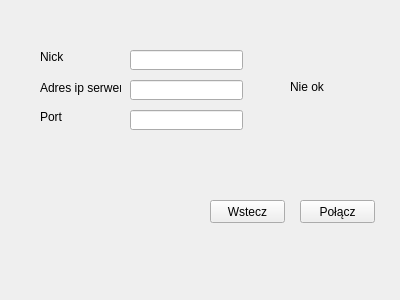
Qt form Projects/client/client_app/connectwindow.ui (Elektronika2015/Tanks) before a commit.
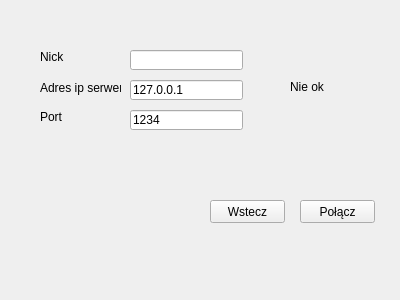
The same form after that commit.

Diff of the .ui file:
```diff
--- a/Projects/client/client_app/connectwindow.ui
+++ b/Projects/client/client_app/connectwindow.ui
@@ -84,6 +84,9 @@
      <height>20</height>
     </rect>
    </property>
+   <property name="text">
+    <string>127.0.0.1</string>
+   </property>
   </widget>
   <widget class="QLineEdit" name="lineEdit_3">
    <property name="geometry">
@@ -94,6 +97,9 @@
      <height>20</height>
     </rect>
    </property>
+   <property name="text">
+    <string>1234</string>
+   </property>
   </widget>
   <widget class="QPushButton" name="backButton">
    <property name="geometry">
```
Left out of the diff: 6 changed lines with no effect on the pictures.
